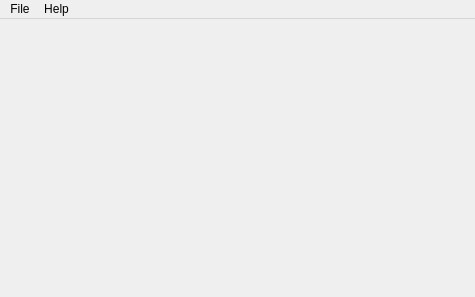
Old version of the form src/mainwindow.ui in the repository FizzyGalacticus/gbdynbintrans.
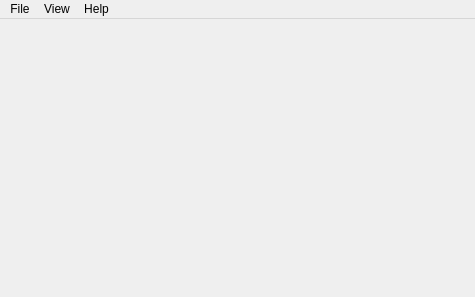
New version of the form. Icons and pictures are not drawn.

Commit message: Added ui option to view Cpu object's MemoryBank.

What changed in the file:
```diff
--- a/src/mainwindow.ui
+++ b/src/mainwindow.ui
@@ -31,7 +31,7 @@
      <x>0</x>
      <y>0</y>
      <width>475</width>
-     <height>21</height>
+     <height>28</height>
     </rect>
    </property>
    <widget class="QMenu" name="menuFile">
@@ -47,7 +47,14 @@
     </property>
     <addaction name="actionAbout"/>
    </widget>
+   <widget class="QMenu" name="menuView">
+    <property name="title">
+     <string>View</string>
+    </property>
+    <addaction name="actionViewMemory"/>
+   </widget>
    <addaction name="menuFile"/>
+   <addaction name="menuView"/>
    <addaction name="menuHelp"/>
   </widget>
   <action name="actionOpen">
```
Left out of the diff: 8 changed lines with no effect on the pictures. The commit also changes 2 other files.
